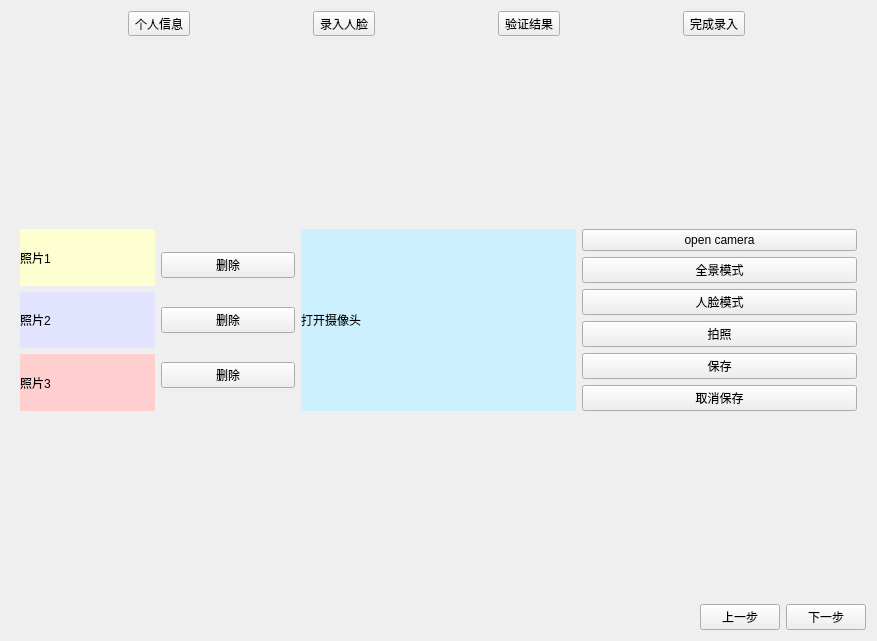
Before: the Qt Designer form UI/enterface.ui in SweerItTer/facerecognition, drawn with Qt 5.
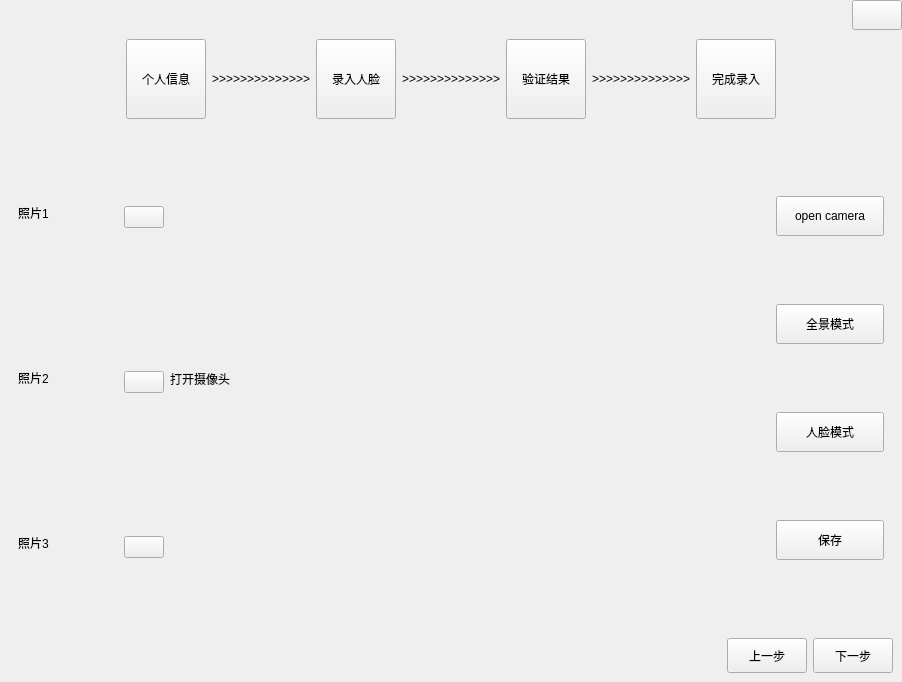
After: the same form once the commit is applied. The open tabs and pages were chosen to show the change.

What changed in the file:
```diff
--- a/UI/enterface.ui
+++ b/UI/enterface.ui
@@ -6,14 +6,79 @@
    <rect>
     <x>0</x>
     <y>0</y>
-    <width>877</width>
-    <height>641</height>
+    <width>902</width>
+    <height>682</height>
    </rect>
   </property>
   <property name="windowTitle">
    <string>Form</string>
   </property>
   <layout class="QGridLayout" name="gridLayout">
+   <property name="leftMargin">
+    <number>0</number>
+   </property>
+   <property name="topMargin">
+    <number>0</number>
+   </property>
+   <property name="rightMargin">
+    <number>0</number>
+   </property>
+   <property name="bottomMargin">
+    <number>0</number>
+   </property>
+   <property name="spacing">
+    <number>0</number>
+   </property>
+   <item row="0" column="0">
+    <widget class="QWidget" name="widget" native="true">
+     <layout class="QHBoxLayout" name="horizontalLayout">
+      <property name="spacing">
+       <number>0</number>
+      </property>
+      <property name="leftMargin">
+       <number>0</number>
+      </property>
+      <property name="topMargin">
+       <number>0</number>
+      </property>
+      <property name="rightMargin">
+       <number>0</number>
+      </property>
+      <property name="bottomMargin">
+       <number>0</number>
+      </property>
+      <item>
+       <spacer name="horizontalSpacer_2">
+        <property name="orientation">
+         <enum>Qt::Horizontal</enum>
+        </property>
+        <property name="sizeHint" stdset="0">
+         <size>
+          <width>809</width>
+          <height>20</height>
+         </size>
+        </property>
+       </spacer>
+      </item>
+      <item>
+       <widget class="QPushButton" name="but_off">
+        <property name="minimumSize">
+         <size>
+          <width>50</width>
+          <height>30</height>
+         </size>
+        </property>
+        <property name="text">
+         <string/>
+        </property>
+       </widget>
+      </item>
+     </layout>
+    </widget>
+   </item>
+   <item row="1" column="0">
+    <widget class="QWidget" name="widget_2" native="true">
+     <layout class="QGridLayout" name="gridLayout_3">
    <item row="2" column="0">
     <spacer name="horizontalSpacer">
      <property name="orientation">
@@ -21,7 +86,7 @@
      </property>
      <property name="sizeHint" stdset="0">
       <size>
-       <width>658</width>
+          <width>40</width>
        <height>20</height>
       </size>
      </property>
@@ -29,6 +94,18 @@
    </item>
    <item row="2" column="1">
     <widget class="QPushButton" name="but_back">
+        <property name="minimumSize">
+         <size>
+          <width>0</width>
+          <height>35</height>
+         </size>
+        </property>
+        <property name="maximumSize">
+         <size>
+          <width>16777215</width>
+          <height>40</height>
+         </size>
+        </property>
      <property name="text">
       <string>上一步</string>
      </property>
@@ -36,41 +113,124 @@
    </item>
    <item row="2" column="2">
     <widget class="QPushButton" name="but_next">
+        <property name="minimumSize">
+         <size>
+          <width>0</width>
+          <height>35</height>
+         </size>
+        </property>
+        <property name="maximumSize">
+         <size>
+          <width>16777215</width>
+          <height>40</height>
+         </size>
+        </property>
      <property name="text">
       <string>下一步</string>
      </property>
     </widget>
    </item>
    <item row="0" column="0" colspan="3">
-    <layout class="QHBoxLayout" name="horizontalLayout_5">
+       <layout class="QHBoxLayout" name="horizontalLayout_2">
+        <item>
+         <spacer name="horizontalSpacer_5">
+          <property name="orientation">
+           <enum>Qt::Horizontal</enum>
+          </property>
+          <property name="sizeHint" stdset="0">
+           <size>
+            <width>40</width>
+            <height>20</height>
+           </size>
+          </property>
+         </spacer>
+        </item>
      <item>
       <widget class="QToolButton" name="but_data">
+          <property name="minimumSize">
+           <size>
+            <width>80</width>
+            <height>80</height>
+           </size>
+          </property>
        <property name="text">
         <string>个人信息</string>
        </property>
       </widget>
      </item>
+        <item>
+         <widget class="QLabel" name="rail_1">
+          <property name="text">
+           <string>&gt;&gt;&gt;&gt;&gt;&gt;&gt;&gt;&gt;&gt;&gt;&gt;&gt;&gt;</string>
+          </property>
+         </widget>
+        </item>
      <item>
       <widget class="QToolButton" name="but_face">
+          <property name="minimumSize">
+           <size>
+            <width>80</width>
+            <height>80</height>
+           </size>
+          </property>
        <property name="text">
         <string>录入人脸</string>
        </property>
       </widget>
      </item>
+        <item>
+         <widget class="QLabel" name="rail_2">
+          <property name="text">
+           <string>&gt;&gt;&gt;&gt;&gt;&gt;&gt;&gt;&gt;&gt;&gt;&gt;&gt;&gt;</string>
+          </property>
+         </widget>
+        </item>
      <item>
       <widget class="QToolButton" name="but_verify">
+          <property name="minimumSize">
+           <size>
+            <width>80</width>
+            <height>80</height>
+           </size>
+          </property>
        <property name="text">
         <string>验证结果</string>
        </property>
       </widget>
      </item>
+        <item>
+         <widget class="QLabel" name="rail_3">
+          <property name="text">
+           <string>&gt;&gt;&gt;&gt;&gt;&gt;&gt;&gt;&gt;&gt;&gt;&gt;&gt;&gt;</string>
+          </property>
+         </widget>
+        </item>
      <item>
       <widget class="QToolButton" name="but_finish">
+          <property name="minimumSize">
+           <size>
+            <width>80</width>
+            <height>80</height>
+           </size>
+          </property>
        <property name="text">
         <string>完成录入</string>
        </property>
       </widget>
      </item>
+        <item>
+         <spacer name="horizontalSpacer_6">
+          <property name="orientation">
+           <enum>Qt::Horizontal</enum>
+          </property>
+          <property name="sizeHint" stdset="0">
+           <size>
+            <width>40</width>
+            <height>20</height>
+           </size>
+          </property>
+         </spacer>
+        </item>
     </layout>
    </item>
    <item row="1" column="0" colspan="3">
@@ -181,84 +341,274 @@
       </layout>
      </widget>
      <widget class="QWidget" name="page_2">
+         <layout class="QGridLayout" name="gridLayout_7">
+          <item row="0" column="0">
       <layout class="QGridLayout" name="gridLayout_4">
-       <item row="0" column="1">
-        <widget class="QLabel" name="lb_camera">
-         <property name="styleSheet">
-          <string notr="true">background-color: rgb(205, 240, 255);</string>
-         </property>
-         <property name="text">
-          <string>打开摄像头</string>
-         </property>
-        </widget>
-       </item>
-       <item row="0" column="0">
-        <layout class="QHBoxLayout" name="horizontalLayout_3">
-         <item>
-          <layout class="QVBoxLayout" name="verticalLayout">
-           <item>
+            <item row="0" column="0" rowspan="3">
             <widget class="QLabel" name="lb_photo1">
+              <property name="minimumSize">
+               <size>
+                <width>100</width>
+                <height>150</height>
+               </size>
+              </property>
+              <property name="maximumSize">
+               <size>
+                <width>100</width>
+                <height>150</height>
+               </size>
+              </property>
+              <property name="baseSize">
+               <size>
+                <width>0</width>
+                <height>0</height>
+               </size>
+              </property>
              <property name="styleSheet">
-              <string notr="true">background-color: rgb(253, 255, 208);</string>
+               <string notr="true"/>
              </property>
              <property name="text">
               <string>照片1</string>
              </property>
             </widget>
            </item>
-           <item>
+            <item row="0" column="1">
+             <spacer name="verticalSpacer_3">
+              <property name="orientation">
+               <enum>Qt::Vertical</enum>
+              </property>
+              <property name="sizeHint" stdset="0">
+               <size>
+                <width>20</width>
+                <height>59</height>
+               </size>
+              </property>
+             </spacer>
+            </item>
+            <item row="1" column="1">
+             <widget class="QPushButton" name="but_delet1">
+              <property name="minimumSize">
+               <size>
+                <width>0</width>
+                <height>0</height>
+               </size>
+              </property>
+              <property name="maximumSize">
+               <size>
+                <width>16777215</width>
+                <height>16777215</height>
+               </size>
+              </property>
+              <property name="sizeIncrement">
+               <size>
+                <width>0</width>
+                <height>0</height>
+               </size>
+              </property>
+              <property name="baseSize">
+               <size>
+                <width>0</width>
+                <height>0</height>
+               </size>
+              </property>
+              <property name="text">
+               <string/>
+              </property>
+              <property name="autoDefault">
+               <bool>false</bool>
+              </property>
+             </widget>
+            </item>
+            <item row="2" column="1">
+             <spacer name="verticalSpacer_4">
+              <property name="orientation">
+               <enum>Qt::Vertical</enum>
+              </property>
+              <property name="sizeHint" stdset="0">
+               <size>
+                <width>20</width>
+                <height>60</height>
+               </size>
+              </property>
+             </spacer>
+            </item>
+            <item row="3" column="0" rowspan="3">
             <widget class="QLabel" name="lb_photo2">
+              <property name="minimumSize">
+               <size>
+                <width>0</width>
+                <height>150</height>
+               </size>
+              </property>
+              <property name="maximumSize">
+               <size>
+                <width>16777215</width>
+                <height>150</height>
+               </size>
+              </property>
              <property name="styleSheet">
-              <string notr="true">background-color: rgb(225, 227, 255);</string>
+               <string notr="true"/>
              </property>
              <property name="text">
               <string>照片2</string>
              </property>
             </widget>
            </item>
-           <item>
+            <item row="3" column="1">
+             <spacer name="verticalSpacer_5">
+              <property name="orientation">
+               <enum>Qt::Vertical</enum>
+              </property>
+              <property name="sizeHint" stdset="0">
+               <size>
+                <width>20</width>
+                <height>48</height>
+               </size>
+              </property>
+             </spacer>
+            </item>
+            <item row="4" column="1">
+             <widget class="QPushButton" name="but_delet2">
+              <property name="minimumSize">
+               <size>
+                <width>0</width>
+                <height>0</height>
+               </size>
+              </property>
+              <property name="maximumSize">
+               <size>
+                <width>16777215</width>
+                <height>16777215</height>
+               </size>
+              </property>
+              <property name="text">
+               <string/>
+              </property>
+             </widget>
+            </item>
+            <item row="5" column="1">
+             <spacer name="verticalSpacer_6">
+              <property name="orientation">
+               <enum>Qt::Vertical</enum>
+              </property>
+              <property name="sizeHint" stdset="0">
+               <size>
+                <width>20</width>
+                <height>48</height>
+               </size>
+              </property>
+             </spacer>
+            </item>
+            <item row="6" column="0" rowspan="3">
             <widget class="QLabel" name="lb_photo3">
+              <property name="minimumSize">
+               <size>
+                <width>0</width>
+                <height>150</height>
+               </size>
+              </property>
+              <property name="maximumSize">
+               <size>
+                <width>16777215</width>
+                <height>150</height>
+               </size>
+              </property>
              <property name="styleSheet">
-              <string notr="true">background-color: rgb(255, 207, 208);</string>
+               <string notr="true"/>
              </property>
              <property name="text">
               <string>照片3</string>
              </property>
             </widget>
            </item>
-          </layout>
-         </item>
-         <item>
-          <layout class="QVBoxLayout" name="verticalLayout_2">
-           <item>
-            <widget class="QPushButton" name="but_delet1">
-             <property name="text">
-              <string>删除</string>
-             </property>
-            </widget>
-           </item>
-           <item>
-            <widget class="QPushButton" name="but_delet2">
-             <property name="text">
-              <string>删除</string>
-             </property>
-            </widget>
-           </item>
-           <item>
+            <item row="6" column="1">
+             <spacer name="verticalSpacer_7">
+              <property name="orientation">
+               <enum>Qt::Vertical</enum>
+              </property>
+              <property name="sizeHint" stdset="0">
+               <size>
+                <width>20</width>
+                <height>38</height>
+               </size>
+              </property>
+             </spacer>
+            </item>
+            <item row="7" column="1">
             <widget class="QPushButton" name="but_delet3">
+              <property name="minimumSize">
+               <size>
+                <width>0</width>
+                <height>0</height>
+               </size>
+              </property>
+              <property name="maximumSize">
+               <size>
+                <width>16777215</width>
+                <height>16777215</height>
+               </size>
+              </property>
              <property name="text">
-              <string>删除</string>
+               <string/>
              </property>
             </widget>
            </item>
-          </layout>
+            <item row="8" column="1">
+             <spacer name="verticalSpacer_8">
+              <property name="orientation">
+               <enum>Qt::Vertical</enum>
+              </property>
+              <property name="sizeHint" stdset="0">
+               <size>
+                <width>20</width>
+                <height>48</height>
+               </size>
+              </property>
+             </spacer>
          </item>
         </layout>
        </item>
+          <item row="0" column="1">
+           <widget class="QLabel" name="lb_camera">
+            <property name="minimumSize">
+             <size>
+              <width>600</width>
+              <height>450</height>
+             </size>
+            </property>
+            <property name="styleSheet">
+             <string notr="true"/>
+            </property>
+            <property name="text">
+             <string>打开摄像头</string>
+            </property>
+           </widget>
+          </item>
        <item row="0" column="2">
-        <layout class="QVBoxLayout" name="verticalLayout_3">
+           <layout class="QVBoxLayout" name="verticalLayout">
+            <property name="sizeConstraint">
+             <enum>QLayout::SetNoConstraint</enum>
+            </property>
          <item>
           <widget class="QPushButton" name="but_camera">
+              <property name="minimumSize">
+               <size>
+                <width>0</width>
+                <height>40</height>
+               </size>
+              </property>
+              <property name="maximumSize">
+               <size>
+                <width>16777215</width>
+                <height>16777215</height>
+               </size>
+              </property>
+              <property name="sizeIncrement">
+               <size>
+                <width>0</width>
+                <height>0</height>
+               </size>
+              </property>
            <property name="text">
             <string>open camera</string>
            </property>
@@ -266,6 +616,18 @@
          </item>
          <item>
           <widget class="QPushButton" name="but_panorama">
+              <property name="minimumSize">
+               <size>
+                <width>0</width>
+                <height>40</height>
+               </size>
+              </property>
+              <property name="maximumSize">
+               <size>
+                <width>16777215</width>
+                <height>16777215</height>
+               </size>
+              </property>
            <property name="text">
             <string>全景模式</string>
            </property>
@@ -273,32 +635,42 @@
          </item>
          <item>
           <widget class="QPushButton" name="but_facecut">
+              <property name="minimumSize">
+               <size>
+                <width>0</width>
+                <height>40</height>
+               </size>
+              </property>
+              <property name="maximumSize">
+               <size>
+                <width>16777215</width>
+                <height>16777215</height>
+               </size>
+              </property>
            <property name="text">
             <string>人脸模式</string>
            </property>
           </widget>
          </item>
-         <item>
-          <widget class="QPushButton" name="bur_screenshot">
-           <property name="text">
-            <string>拍照</string>
-           </property>
-          </widget>
-         </item>
          <item>
           <widget class="QPushButton" name="but_save">
+              <property name="minimumSize">
+               <size>
+                <width>0</width>
+                <height>40</height>
+               </size>
+              </property>
+              <property name="maximumSize">
+               <size>
+                <width>16777215</width>
+                <height>16777215</height>
+               </size>
+              </property>
            <property name="text">
             <string>保存</string>
            </property>
           </widget>
          </item>
-         <item>
-          <widget class="QPushButton" name="but_cancel">
-           <property name="text">
-            <string>取消保存</string>
-           </property>
-          </widget>
-         </item>
         </layout>
        </item>
       </layout>
@@ -363,8 +735,73 @@
          </property>
         </widget>
        </item>
-      </layout>
-     </widget>
+          <item row="1" column="0" colspan="4">
+           <widget class="QLabel" name="lb_finish">
+            <property name="maximumSize">
+             <size>
+              <width>16777215</width>
+              <height>35</height>
+             </size>
+            </property>
+            <property name="styleSheet">
+             <string notr="true"/>
+            </property>
+            <property name="text">
+             <string>添加人脸成功！</string>
+            </property>
+           </widget>
+          </item>
+          <item row="3" column="3">
+           <spacer name="horizontalSpacer_7">
+            <property name="orientation">
+             <enum>Qt::Horizontal</enum>
+            </property>
+            <property name="sizeHint" stdset="0">
+             <size>
+              <width>40</width>
+              <height>20</height>
+             </size>
+            </property>
+           </spacer>
+          </item>
+          <item row="3" column="0">
+           <spacer name="horizontalSpacer_8">
+            <property name="orientation">
+             <enum>Qt::Horizontal</enum>
+            </property>
+            <property name="sizeHint" stdset="0">
+             <size>
+              <width>40</width>
+              <height>20</height>
+             </size>
+            </property>
+           </spacer>
+          </item>
+          <item row="3" column="2">
+           <widget class="QPushButton" name="but_nextpeople">
+            <property name="minimumSize">
+             <size>
+              <width>0</width>
+              <height>35</height>
+             </size>
+            </property>
+            <property name="text">
+             <string>添加下一个</string>
+            </property>
+           </widget>
+          </item>
+          <item row="0" column="0" colspan="4">
+           <widget class="QLabel" name="lb_test">
+            <property name="text">
+             <string>图片：添加成功</string>
+            </property>
+           </widget>
+          </item>
+         </layout>
+        </widget>
+       </widget>
+      </item>
+     </layout>
     </widget>
    </item>
   </layout>
```
Left out of the diff: 200 changed lines with no effect on the pictures. Lines whose indentation alone changed are shown as unchanged.
